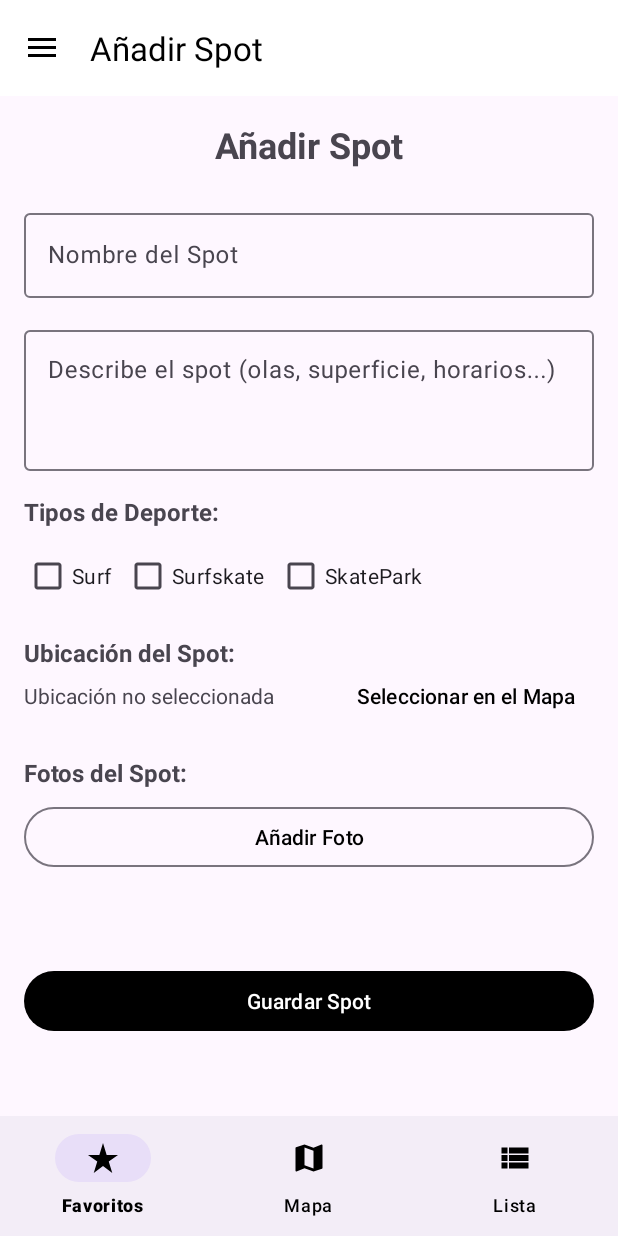
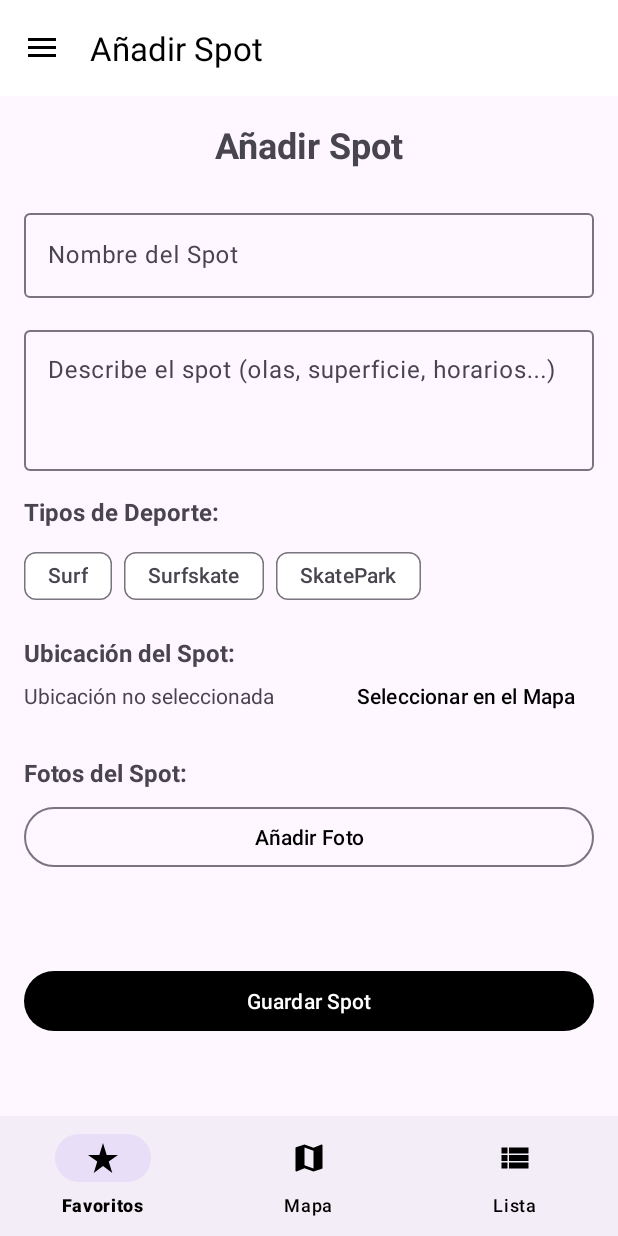
Before and after one commit to GitJulius1989/SurfSkateSpot, an Android app: the AddSpotFragment screen opened through its navigation route, on a phone screen of 412 x 824 dp. Run offline under Robolectric (Android 15) with nearby library versions, the phone set to English and light mode, and no system bars; our stand-ins replace Dagger/Hilt's generated code, Firebase (no records; nobody signed in at launch, a user with empty details on screens opened directly), navigation-ui; pictures from the network do not load; 1 statement that could not run was skipped.

Commit message:
ajustes finales

```diff
--- a/app/src/main/java/com/bioridelabs/surfskatespot/presentation/view/AddSpotFragment.kt
+++ b/app/src/main/java/com/bioridelabs/surfskatespot/presentation/view/AddSpotFragment.kt
@@ -9,6 +9,7 @@ import android.net.Uri
 import android.os.Build
 import android.os.Bundle
 import android.provider.MediaStore
+import android.util.Log
 import android.view.LayoutInflater
 import android.view.View
 import android.view.ViewGroup
@@ -33,6 +34,8 @@ import com.google.android.material.snackbar.Snackbar
 import dagger.hilt.android.AndroidEntryPoint
 import kotlinx.coroutines.flow.collectLatest // Para StateFlow
 import kotlinx.coroutines.launch
+import androidx.navigation.fragment.navArgs // Importa navArgs
+
 
 
 @AndroidEntryPoint
@@ -43,6 +46,9 @@ class AddSpotFragment : Fragment() {
 
     private val addSpotViewModel: AddSpotViewModel by viewModels()
     private lateinit var photoAdapter: AddPhotoAdapter
+
+    private val args: AddSpotFragmentArgs by navArgs()
+
 
     // Launcher para seleccionar imágenes de la galería
     private val pickImageLauncher: ActivityResultLauncher<String> =
@@ -77,6 +83,8 @@ class AddSpotFragment : Fragment() {
         }
 
 
+
+
     override fun onCreateView(
         inflater: LayoutInflater, container: ViewGroup?,
         savedInstanceState: Bundle?
@@ -87,10 +95,17 @@ class AddSpotFragment : Fragment() {
 
     override fun onViewCreated(view: View, savedInstanceState: Bundle?) {
         super.onViewCreated(view, savedInstanceState)
+        // Comprueba si se le ha pasado un 'spotIdToEdit' desde la pantalla de detalles.
+        args.spotIdToEdit?.let { spotId ->
+            Log.d("AddSpotFragment", "Modo Edición para spotId: $spotId")
+            // Cambia el título de la pantalla
+            binding.tvAddSpotTitle.text = "Editar Spot"
+            // Llama al ViewModel para que cargue los datos de ese spot en los campos.
+            addSpotViewModel.loadSpotForEditing(spotId)
+        }
 
         // Escucha el resultado que viene de SelectLocationFragment
         parentFragmentManager.setFragmentResultListener(SelectLocationFragment.REQUEST_KEY, viewLifecycleOwner) { key, bundle ->
-            // Cuando el resultado llega, actualizamos el ViewModel.
             val latitude = bundle.getDouble(SelectLocationFragment.BUNDLE_KEY_LATITUDE)
             val longitude = bundle.getDouble(SelectLocationFragment.BUNDLE_KEY_LONGITUDE)
             addSpotViewModel.onLocationSelected(latitude, longitude)
@@ -100,7 +115,6 @@ class AddSpotFragment : Fragment() {
         setupListeners()
         observeViewModel()
     }
-
     private fun setupUI() {
         // Configurar RecyclerView para fotos
         photoAdapter = AddPhotoAdapter { uri ->
@@ -122,27 +136,21 @@ class AddSpotFragment : Fragment() {
     private fun setupListeners() {
         // TextChangedListeners para campos de texto (usando StateFlows)
         viewLifecycleOwner.lifecycleScope.launch {
-            binding.etSpotName.textChanges() // Necesitará una extensión textChanges() o un TextWatcher
-                .collectLatest { text ->
-                    addSpotViewModel.onSpotNameChanged(text.toString())
-                }
+            binding.etSpotName.textChanges().collectLatest { addSpotViewModel.onSpotNameChanged(it.toString()) }
         }
         viewLifecycleOwner.lifecycleScope.launch {
-            binding.etSpotDescription.textChanges() // Necesitará una extensión textChanges() o un TextWatcher
-                .collectLatest { text ->
-                    addSpotViewModel.onSpotDescriptionChanged(text.toString())
-                }
+            binding.etSpotDescription.textChanges().collectLatest { addSpotViewModel.onSpotDescriptionChanged(it.toString()) }
         }
 
-        // Checkbox listeners
-        binding.checkboxSurf.setOnClickListener {
-            addSpotViewModel.onSportTypeSelected(SportType.SURF)
-        }
-        binding.checkboxSurfskate.setOnClickListener {
-            addSpotViewModel.onSportTypeSelected(SportType.SURFSKATE)
-        }
-        binding.checkboxSkatepark.setOnClickListener {
-            addSpotViewModel.onSportTypeSelected(SportType.SKATEPARK)
+        // Chip listeners
+        binding.chipGroupSportType.setOnCheckedChangeListener { _, checkedId ->
+            val sportType = when (checkedId) {
+                R.id.chipSurf -> SportType.SURF
+                R.id.chipSurfskate -> SportType.SURFSKATE
+                R.id.chipSkatepark -> SportType.SKATEPARK
+                else -> null
+            }
+            addSpotViewModel.onSportTypeSelected(sportType)
         }
 
         binding.btnSelectLocation.setOnClickListener {
--- a/app/src/main/res/layout/fragment_add_spot.xml
+++ b/app/src/main/res/layout/fragment_add_spot.xml
@@ -73,32 +73,38 @@
             app:layout_constraintStart_toStartOf="parent"
             app:layout_constraintTop_toBottomOf="@id/tilSpotDescription" />
 
-        <LinearLayout
-            android:id="@+id/llSportTypeCheckboxes"
+        <com.google.android.material.chip.ChipGroup
+            android:id="@+id/chipGroupSportType"
             android:layout_width="0dp"
             android:layout_height="wrap_content"
-            android:orientation="horizontal"
             android:layout_marginTop="8dp"
+            app:singleSelection="true"
             app:layout_constraintStart_toStartOf="parent"
             app:layout_constraintEnd_toEndOf="parent"
             app:layout_constraintTop_toBottomOf="@id/tvSportTypesLabel">
 
-            <com.google.android.material.checkbox.MaterialCheckBox
-                android:id="@+id/checkboxSurf"
+            <com.google.android.material.chip.Chip
+                android:id="@+id/chipSurf"
+                style="@style/Widget.Material3.Chip.Filter"
                 android:layout_width="wrap_content"
                 android:layout_height="wrap_content"
                 android:text="@string/sport_type_surf" />
-            <com.google.android.material.checkbox.MaterialCheckBox
-                android:id="@+id/checkboxSurfskate" android:layout_width="wrap_content"
+
+            <com.google.android.material.chip.Chip
+                android:id="@+id/chipSurfskate"
+                style="@style/Widget.Material3.Chip.Filter"
+                android:layout_width="wrap_content"
                 android:layout_height="wrap_content"
-                android:layout_marginStart="8dp"
                 android:text="@string/sport_type_surfskate" />
-            <com.google.android.material.checkbox.MaterialCheckBox
-                android:id="@+id/checkboxSkatepark" android:layout_width="wrap_content"
+
+            <com.google.android.material.chip.Chip
+                android:id="@+id/chipSkatepark"
+                style="@style/Widget.Material3.Chip.Filter"
+                android:layout_width="wrap_content"
                 android:layout_height="wrap_content"
-                android:layout_marginStart="8dp"
                 android:text="@string/sport_type_skatepark" />
-        </LinearLayout>
+
+        </com.google.android.material.chip.ChipGroup>
 
         <TextView
             android:id="@+id/tvLocationLabel"
@@ -109,7 +115,7 @@
             android:textStyle="bold"
             android:layout_marginTop="16dp"
             app:layout_constraintStart_toStartOf="parent"
-            app:layout_constraintTop_toBottomOf="@id/llSportTypeCheckboxes" />
+            app:layout_constraintTop_toBottomOf="@id/chipGroupSportType" />
 
         <TextView
             android:id="@+id/tvSelectedLocation"
```
Also changed, not shown: app/src/main/java/com/bioridelabs/surfskatespot/presentation/view/SpotDetailFragment.kt (+122 -77 lines), app/src/main/java/com/bioridelabs/surfskatespot/presentation/view/adapter/ImageSliderAdapter.kt (added, +29 -0 lines), app/src/main/java/com/bioridelabs/surfskatespot/presentation/viewmodel/AddSpotViewModel.kt (+59 -32 lines), app/src/main/java/com/bioridelabs/surfskatespot/presentation/viewmodel/SpotDetailViewModel.kt (+16 -18 lines), app/src/main/res/layout/fragment_spot_detail.xml (+29 -38 lines), app/src/main/res/layout/item_image_slider.xml (added, +7 -0 lines).
